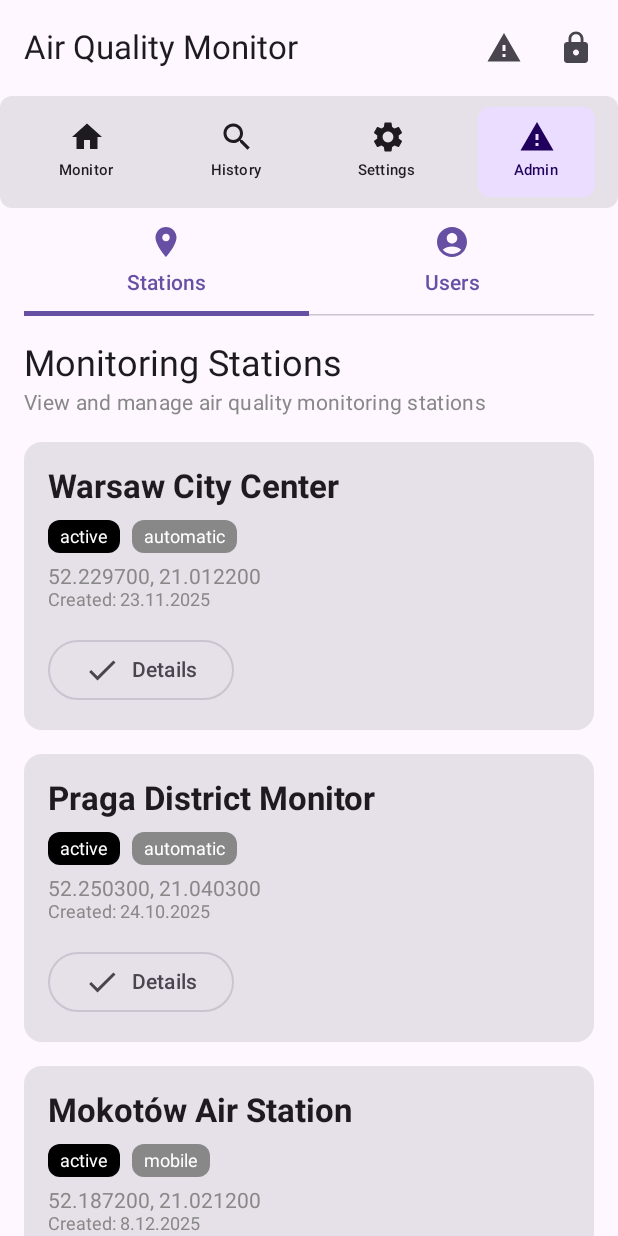
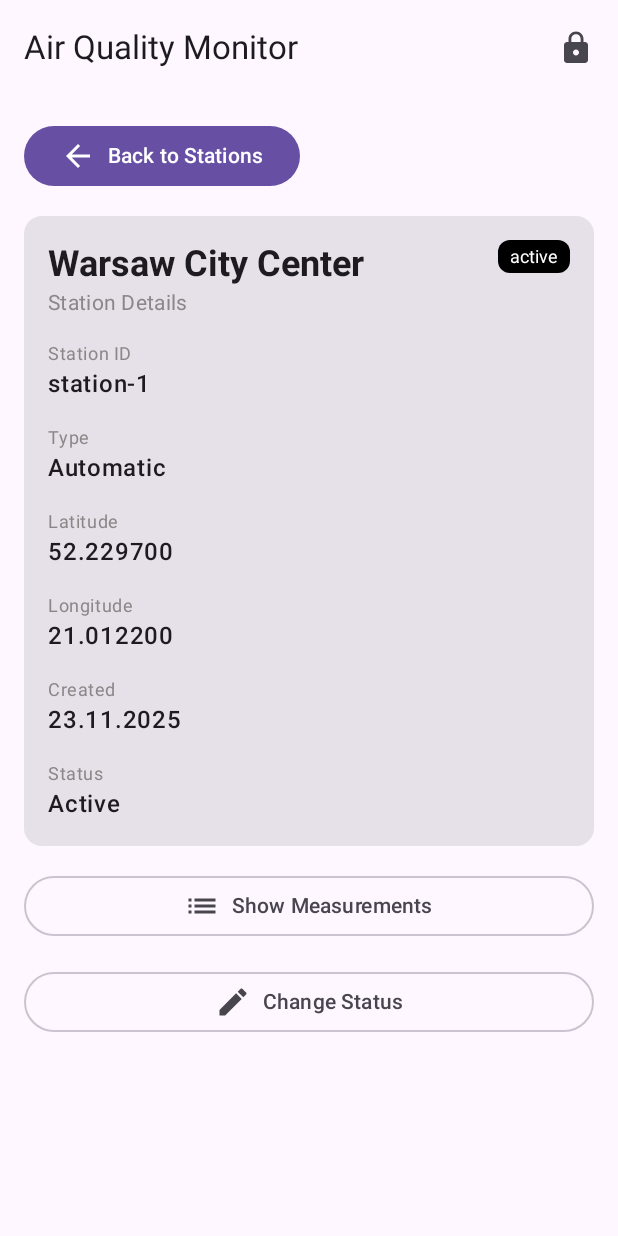
Before and after one commit to Mrk-Ga/EcoRouteApp, an Android app built with Jetpack Compose: the AdminScreen screen opened through its navigation route, after a tap on "Details", on a phone screen of 412 x 824 dp. Run offline under Robolectric (Android 15) with nearby library versions, the phone set to English and light mode, and no system bars.

Commit message:
feat: Add station details screen and navigation
This commit introduces a new `StationDetailsScreen` to display comprehensive information about a monitoring station.

```diff
--- a/app/src/main/java/com/example/ecorouteapp/AppNavHost.kt
+++ b/app/src/main/java/com/example/ecorouteapp/AppNavHost.kt
@@ -39,6 +39,7 @@ import androidx.navigation.compose.composable
 import androidx.navigation.compose.currentBackStackEntryAsState
 import androidx.navigation.navArgument
 import com.example.ecorouteapp.admin.AdminScreen
+import com.example.ecorouteapp.admin.StationDetailsScreen
 import com.example.ecorouteapp.history.RouteDetailsScreen
 import com.example.ecorouteapp.history.RouteHistoryScreen
 import com.example.ecorouteapp.login.LoginScreen
@@ -55,7 +56,7 @@ fun AppNavHost(navController: NavHostController) {
 
     Scaffold(
         topBar = {
-            if (currentRoute != "login" && currentRoute != "registration" && currentRoute != "report_sensor" && currentRoute?.startsWith("route_details") != true) {
+            if (currentRoute != "login" && currentRoute != "registration" && currentRoute != "report_sensor" && currentRoute?.startsWith("route_details") != true && currentRoute?.startsWith("station_details") != true) {
                 Column {
                     TopAppBar(
                         title = { Text("Air Quality Monitor") },
@@ -70,7 +71,7 @@ fun AppNavHost(navController: NavHostController) {
                     )
                     NavigationBar(navController, currentRoute)
                 }
-            } else if (currentRoute == "report_sensor" || currentRoute?.startsWith("route_details") == true) {
+            } else if (currentRoute == "report_sensor" || currentRoute?.startsWith("route_details") == true || currentRoute?.startsWith("station_details") == true) {
                 TopAppBar(
                     title = { Text("Air Quality Monitor") },
                     actions = {
@@ -108,7 +109,7 @@ fun AppNavHost(navController: NavHostController) {
                 SettingsScreen()
             }
             composable("admin") {
-                AdminScreen()
+                AdminScreen(onStationClick = { stationId -> navController.navigate("station_details/$stationId") })
             }
             composable("report_sensor") {
                 ReportSensorScreen(onBack = { navController.popBackStack() })
@@ -119,6 +120,15 @@ fun AppNavHost(navController: NavHostController) {
             ) { backStackEntry ->
                 RouteDetailsScreen(
                     routeId = backStackEntry.arguments?.getString("routeId") ?: "",
+                    onBack = { navController.popBackStack() }
+                )
+            }
+            composable(
+                route = "station_details/{stationId}",
+                arguments = listOf(navArgument("stationId") { type = NavType.StringType })
+            ) { backStackEntry ->
+                StationDetailsScreen(
+                    stationId = backStackEntry.arguments?.getString("stationId") ?: "",
                     onBack = { navController.popBackStack() }
                 )
             }
@@ -135,7 +145,7 @@ fun NavigationBar(navController: NavHostController, currentRoute: String?) {
         Row(
             modifier = Modifier
                 .fillMaxWidth()
-                .padding(7.dp),
+                .padding(horizontal = 8.dp, vertical = 8.dp),
             horizontalArrangement = Arrangement.SpaceAround,
             verticalAlignment = Alignment.CenterVertically
         ) {
@@ -159,7 +169,6 @@ fun NavigationItem(icon: ImageVector, text: String, selected: Boolean, onClick:
     ) {
         Column(
             horizontalAlignment = Alignment.CenterHorizontally
-            //verticalAlignment = Alignment.CenterVertically
         ) {
             Icon(icon, contentDescription = text)
             Spacer(modifier = Modifier.width(4.dp))
--- a/app/src/main/java/com/example/ecorouteapp/admin/AdminModel.kt
+++ b/app/src/main/java/com/example/ecorouteapp/admin/AdminModel.kt
@@ -1,6 +1,7 @@
 package com.example.ecorouteapp.admin
 
 data class MonitoringStation(
+    val id: String,
     val name: String,
     val status: String,
     val type: String,
--- a/app/src/main/java/com/example/ecorouteapp/admin/AdminScreen.kt
+++ b/app/src/main/java/com/example/ecorouteapp/admin/AdminScreen.kt
@@ -21,19 +21,17 @@ import androidx.compose.ui.unit.sp
 data class UserRole(val name: String, val color: Color)
 
 @Composable
-fun AdminScreen() {
+fun AdminScreen(onStationClick: (String) -> Unit) {
     var selectedTab by remember { mutableStateOf(0) }
 
-    Column(
-        modifier = Modifier.padding(start = 16.dp, end = 16.dp)
-    ) {
+    Column(modifier = Modifier.padding(16.dp)) {
         //AdminPanelHeader()
         //Spacer(modifier = Modifier.height(16.dp))
         AdminTabs(selectedTab = selectedTab, onTabSelected = { selectedTab = it })
         Spacer(modifier = Modifier.height(16.dp))
 
         when (selectedTab) {
-            0 -> MonitoringStationsList()
+            0 -> MonitoringStationsList(onStationClick)
             1 -> UsersScreen()
         }
     }
@@ -51,9 +49,7 @@ fun AdminPanelHeader() {
 
 @Composable
 fun AdminTabs(selectedTab: Int, onTabSelected: (Int) -> Unit) {
-    TabRow(
-        selectedTabIndex = selectedTab
-    ) {
+    TabRow(selectedTabIndex = selectedTab) {
         Tab(
             selected = selectedTab == 0,
             onClick = { onTabSelected(0) },
@@ -69,20 +65,12 @@ fun AdminTabs(selectedTab: Int, onTabSelected: (Int) -> Unit) {
     }
 }
 
+
+
 @Preview(showBackground = true)
 @Composable
 fun AdminScreenPreview() {
     MaterialTheme {
-        AdminScreen()
-
+        AdminScreen(onStationClick = {})
     }
 }
-
-@Preview(showBackground = true)
-@Composable
-fun UsersScreenPreview() {
-    MaterialTheme {
-        UsersScreen()
-
-    }
-}
--- a/app/src/main/java/com/example/ecorouteapp/admin/AdminStationTab.kt
+++ b/app/src/main/java/com/example/ecorouteapp/admin/AdminStationTab.kt
@@ -12,7 +12,9 @@ import androidx.compose.foundation.lazy.LazyColumn
 import androidx.compose.foundation.lazy.items
 import androidx.compose.material.icons.Icons
 import androidx.compose.material.icons.filled.Check
+import androidx.compose.material.icons.filled.Info
 import androidx.compose.material3.Card
+import androidx.compose.material3.ExperimentalMaterial3Api
 import androidx.compose.material3.Icon
 import androidx.compose.material3.MaterialTheme
 import androidx.compose.material3.OutlinedButton
@@ -27,11 +29,11 @@ import androidx.compose.ui.unit.sp
 
 
 @Composable
-fun MonitoringStationsList() {
+fun MonitoringStationsList(onStationClick: (String) -> Unit) {
     val stations = listOf(
-        MonitoringStation("Warsaw City Center", "active", "automatic", "52.229700, 21.012200", "23.11.2025"),
-        MonitoringStation("Praga District Monitor", "active", "automatic", "52.250300, 21.040300", "24.10.2025"),
-        MonitoringStation("Mokotów Air Station", "active", "mobile", "52.187200, 21.021200", "8.12.2025")
+        MonitoringStation("station-1", "Warsaw City Center", "active", "automatic", "52.229700, 21.012200", "23.11.2025"),
+        MonitoringStation("station-2", "Praga District Monitor", "active", "automatic", "52.250300, 21.040300", "24.10.2025"),
+        MonitoringStation("station-3", "Mokotów Air Station", "active", "mobile", "52.187200, 21.021200", "8.12.2025")
     )
 
     Column {
@@ -40,15 +42,17 @@ fun MonitoringStationsList() {
         Spacer(modifier = Modifier.height(16.dp))
         LazyColumn(verticalArrangement = Arrangement.spacedBy(16.dp)) {
             items(stations) { station ->
-                StationItem(station = station)
+                StationItem(station = station, onClick = { onStationClick(station.id) })
             }
         }
     }
 }
 
+
+@OptIn(ExperimentalMaterial3Api::class)
 @Composable
-fun StationItem(station: MonitoringStation) {
-    Card(modifier = Modifier.fillMaxWidth()) {
+fun StationItem(station: MonitoringStation, onClick: () -> Unit) {
+    Card(modifier = Modifier.fillMaxWidth(), onClick = onClick) {
         Column(modifier = Modifier.padding(16.dp)) {
             Text(text = station.name, fontWeight = FontWeight.Bold, style = MaterialTheme.typography.titleLarge)
             Spacer(modifier = Modifier.height(8.dp))
@@ -61,8 +65,8 @@ fun StationItem(station: MonitoringStation) {
             Text(text = station.location, color = Color.Gray)
             Text(text = "Created: ${station.created}", color = Color.Gray, fontSize = 12.sp)
             Spacer(modifier = Modifier.height(16.dp))
-            OutlinedButton(onClick = { /*TODO*/ }) {
-                Icon(Icons.Default.Check, contentDescription = "Details")
+            OutlinedButton(onClick = onClick) {
+                Icon(Icons.Default.Info, contentDescription = "Details")
                 Spacer(modifier = Modifier.width(8.dp))
                 Text("Details")
             }
--- /dev/null
+++ b/app/src/main/java/com/example/ecorouteapp/admin/StationDetailsScreen.kt
@@ -0,0 +1,122 @@
+package com.example.ecorouteapp.admin
+
+import androidx.compose.foundation.layout.*
+import androidx.compose.foundation.shape.RoundedCornerShape
+import androidx.compose.material.icons.Icons
+import androidx.compose.material.icons.filled.ArrowBack
+import androidx.compose.material.icons.filled.Create
+import androidx.compose.material.icons.filled.List
+import androidx.compose.material3.*
+import androidx.compose.runtime.Composable
+import androidx.compose.ui.Alignment
+import androidx.compose.ui.Modifier
+import androidx.compose.ui.graphics.Color
+import androidx.compose.ui.text.font.FontWeight
+import androidx.compose.ui.tooling.preview.Preview
+import androidx.compose.ui.unit.dp
+import androidx.compose.ui.unit.sp
+
+data class StationDetails(
+    val id: String,
+    val name: String,
+    val type: String,
+    val latitude: String,
+    val longitude: String,
+    val created: String,
+    val status: String
+)
+
+val sampleStationDetails = StationDetails(
+    id = "station-1",
+    name = "Warsaw City Center",
+    type = "Automatic",
+    latitude = "52.229700",
+    longitude = "21.012200",
+    created = "23.11.2025",
+    status = "Active"
+)
+
+@Composable
+fun StationDetailsScreen(stationId: String, onBack: () -> Unit) {
+    // In a real app, fetch details based on stationId
+    val station = sampleStationDetails
+
+    Column(
+        modifier = Modifier
+            .fillMaxSize()
+            .padding(16.dp),
+        verticalArrangement = Arrangement.spacedBy(16.dp)
+    ) {
+        Button(onClick = onBack) {
+            Icon(Icons.Default.ArrowBack, contentDescription = "Back")
+            Spacer(modifier = Modifier.width(8.dp))
+            Text("Back to Stations")
+        }
+
+        StationDetailsCard(station = station)
+
+        OutlinedButton(onClick = { /* TODO */ }, modifier = Modifier.fillMaxWidth()) {
+            Icon(Icons.Default.List, contentDescription = "Show Measurements")
+            Spacer(modifier = Modifier.width(8.dp))
+            Text("Show Measurements")
+        }
+
+        OutlinedButton(onClick = { /* TODO */ }, modifier = Modifier.fillMaxWidth()) {
+            Icon(Icons.Default.Create, contentDescription = "Change Status")
+            Spacer(modifier = Modifier.width(8.dp))
+            Text("Change Status")
+        }
+    }
+}
+
+@Composable
+fun StationDetailsCard(station: StationDetails) {
+    Card(modifier = Modifier.fillMaxWidth()) {
+        Column(modifier = Modifier.padding(16.dp), verticalArrangement = Arrangement.spacedBy(16.dp)) {
+            Row(
+                modifier = Modifier.fillMaxWidth(),
+                horizontalArrangement = Arrangement.SpaceBetween,
+                verticalAlignment = Alignment.Top
+            ) {
+                Column {
+                    Text(station.name, style = MaterialTheme.typography.headlineSmall, fontWeight = FontWeight.Bold)
+                    Text("Station Details", style = MaterialTheme.typography.bodyMedium, color = Color.Gray)
+                }
+                Surface(
+                    shape = RoundedCornerShape(8.dp),
+                    color = Color.Black,
+                    contentColor = Color.White
+                ) {
+                    Text(
+                        text = station.status.lowercase(),
+                        modifier = Modifier.padding(horizontal = 8.dp, vertical = 4.dp),
+                        fontSize = 12.sp
+                    )
+                }
+            }
+
+            DetailItem(label = "Station ID", value = station.id)
+            DetailItem(label = "Type", value = station.type)
+            DetailItem(label = "Latitude", value = station.latitude)
+            DetailItem(label = "Longitude", value = station.longitude)
+            DetailItem(label = "Created", value = station.created)
+            DetailItem(label = "Status", value = station.status)
+        }
+    }
+}
+
+@Composable
+fun DetailItem(label: String, value: String) {
+    Column {
+        Text(label, style = MaterialTheme.typography.bodySmall, color = Color.Gray)
+        Text(value, style = MaterialTheme.typography.bodyLarge, fontWeight = FontWeight.Medium)
+    }
+}
+
+@Preview(showBackground = true)
+@Composable
+fun StationDetailsScreenPreview() {
+    MaterialTheme {
+        StationDetailsScreen(stationId = "station-1", onBack = {})
+    }
+}
```
